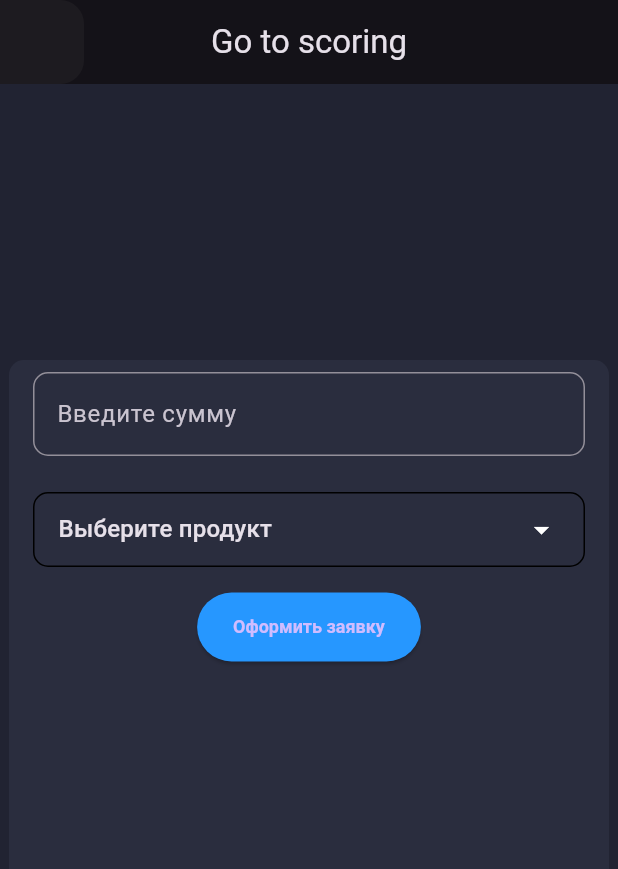
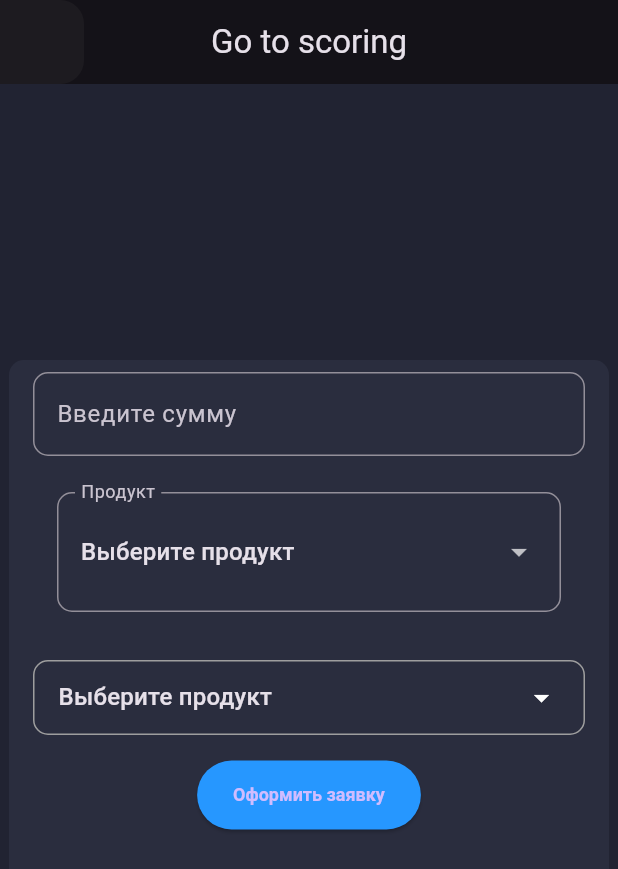
Before and after one commit to kimuramma/broker_desk, a Flutter app: the ApplyLeadPage screen opened directly, on a phone screen of 412 x 824 dp. Shown: the top 869 px of the screen. Run offline on Flutter 3.47's test engine with Material 3 defaults, Android fonts, the light colour scheme and no system bars; our stand-ins replace flutter_svg, pie_chart.

Commit message:
some experiments with ui

```diff
--- a/lib/presentation/pages/apply_lead_page/apply_lead_page.dart
+++ b/lib/presentation/pages/apply_lead_page/apply_lead_page.dart
@@ -47,9 +47,32 @@ class _ApplyLeadPageState extends State<ApplyLeadPage> {
               Container(
                 margin: EdgeInsets.all(defaultPadding),
                 padding: EdgeInsets.symmetric(horizontal: defaultPadding),
+
+                child: InputDecorator(
+                  decoration: InputDecoration(
+                    labelText: 'Продукт',
+                    border: OutlineInputBorder(
+                      borderRadius: BorderRadius.circular(10),
+                      borderSide: BorderSide(color: Colors.grey),
+                    ),
+                  ),
+                  child: DropdownButtonHideUnderline(
+                    child: DropdownButton(
+                      isExpanded: true,
+                      value: value,
+                      items: products.map(buildMenuProducts).toList(),
+                      onChanged: (value) => setState(() => this.value = value),
+                    ),
+                  ),
+                ),
+              ),
+
+              Container(
+                margin: EdgeInsets.all(defaultPadding),
+                padding: EdgeInsets.symmetric(horizontal: defaultPadding),
                 decoration: BoxDecoration(
                   borderRadius: BorderRadius.circular(10),
-                  border: Border.all(),
+                  border: Border.all(color: Colors.grey, width: 1.0),
                 ),
                 child: DropdownButtonHideUnderline(
                   child: DropdownButton(
@@ -65,6 +88,7 @@ class _ApplyLeadPageState extends State<ApplyLeadPage> {
                   ),
                 ),
               ),
+
               AppButton(labelText: 'Оформить заявку'),
             ],
           ),
```
